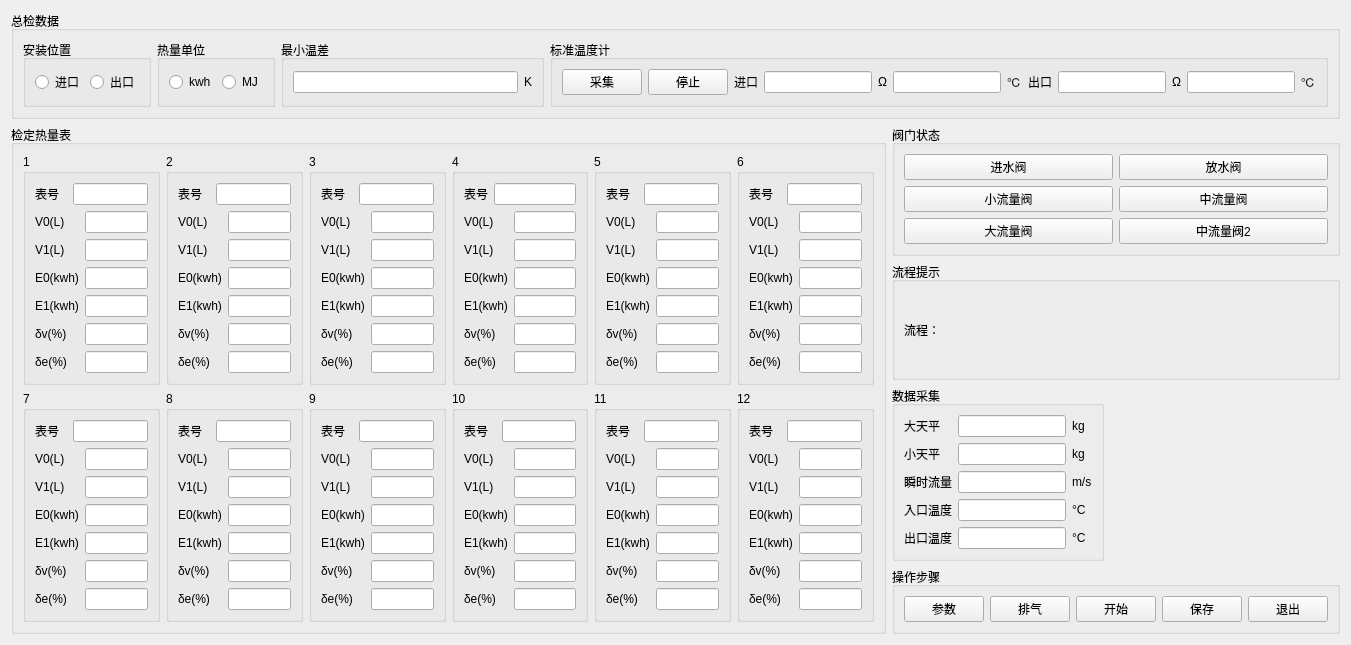
This is source/qualitydlg/ui/qualitydlg.ui in flimmy78/qtverify as Qt 5 draws it before an edit. The edited form follows.
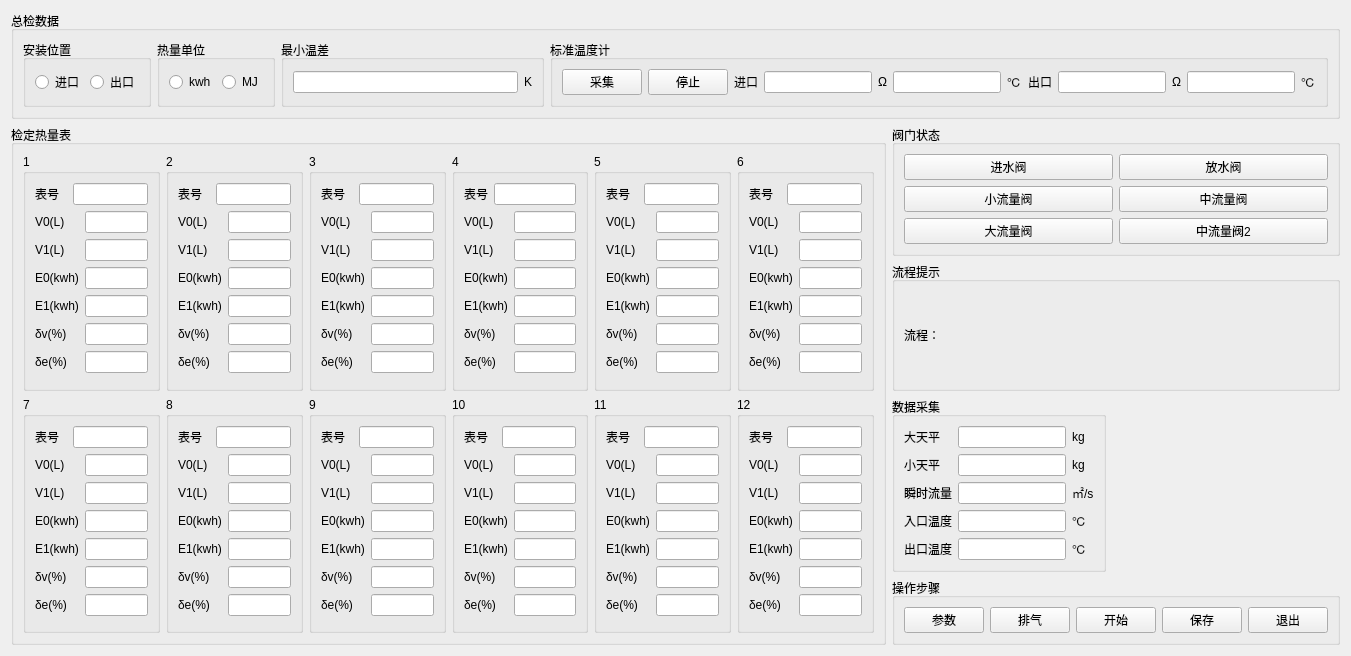
This is the edited form. Custom widgets are drawn as their Qt base class.

What changed in the file:
```diff
--- a/source/qualitydlg/ui/qualitydlg.ui
+++ b/source/qualitydlg/ui/qualitydlg.ui
@@ -7,7 +7,7 @@
     <x>0</x>
     <y>0</y>
     <width>1351</width>
-    <height>577</height>
+    <height>656</height>
    </rect>
   </property>
   <property name="windowTitle">
@@ -1504,7 +1504,7 @@
         <item row="2" column="2">
          <widget class="QLabel" name="label_15">
           <property name="text">
-           <string>m/s</string>
+           <string>㎡/s</string>
           </property>
          </widget>
         </item>
@@ -1528,7 +1528,7 @@
         <item row="3" column="2">
          <widget class="QLabel" name="label_16">
           <property name="text">
-           <string>°C</string>
+           <string>℃</string>
           </property>
          </widget>
         </item>
@@ -1552,7 +1552,7 @@
         <item row="4" column="2">
          <widget class="QLabel" name="label_17">
           <property name="text">
-           <string>°C</string>
+           <string>℃</string>
           </property>
          </widget>
         </item>
```
Left out of the diff: 2 changed lines with no effect on the pictures.
